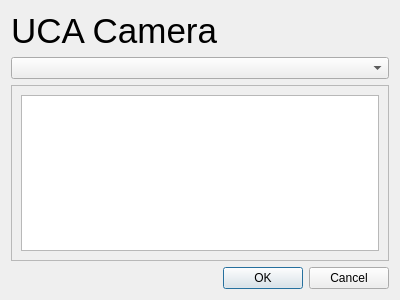
The window that camera_module/uca/UcaConfigure.ui (softwareschneiderei/viewer) describes before a commit, drawn with Qt 5.
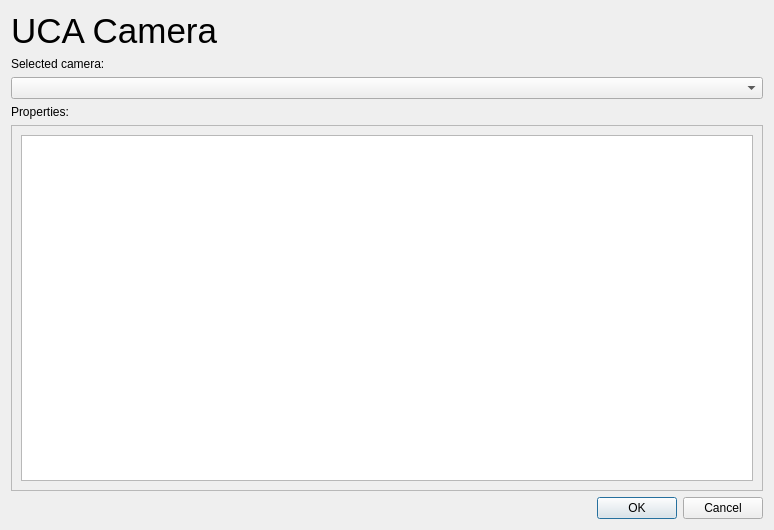
The same window after the commit.

The edit to the form file:
```diff
--- a/camera_module/uca/UcaConfigure.ui
+++ b/camera_module/uca/UcaConfigure.ui
@@ -6,8 +6,8 @@
    <rect>
     <x>0</x>
     <y>0</y>
-    <width>400</width>
-    <height>300</height>
+    <width>774</width>
+    <height>530</height>
    </rect>
   </property>
   <property name="windowTitle">
@@ -26,9 +26,23 @@
      </property>
     </widget>
    </item>
+   <item>
+    <widget class="QLabel" name="label_3">
+     <property name="text">
+      <string>Selected camera:</string>
+     </property>
+    </widget>
+   </item>
    <item>
     <widget class="QComboBox" name="cameraSelector"/>
    </item>
+   <item>
+    <widget class="QLabel" name="label_2">
+     <property name="text">
+      <string>Properties:</string>
+     </property>
+    </widget>
+   </item>
    <item>
     <widget class="QScrollArea" name="scrollArea">
      <property name="widgetResizable">
@@ -39,8 +53,8 @@
        <rect>
         <x>0</x>
         <y>0</y>
-        <width>384</width>
-        <height>153</height>
+        <width>754</width>
+        <height>352</height>
        </rect>
       </property>
       <layout class="QVBoxLayout" name="verticalLayout">
```
